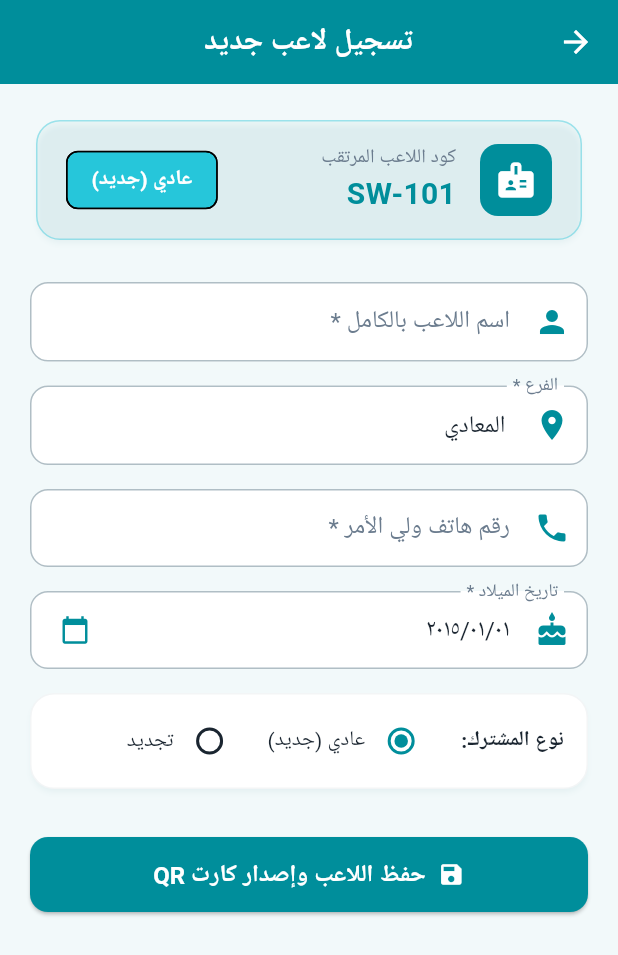
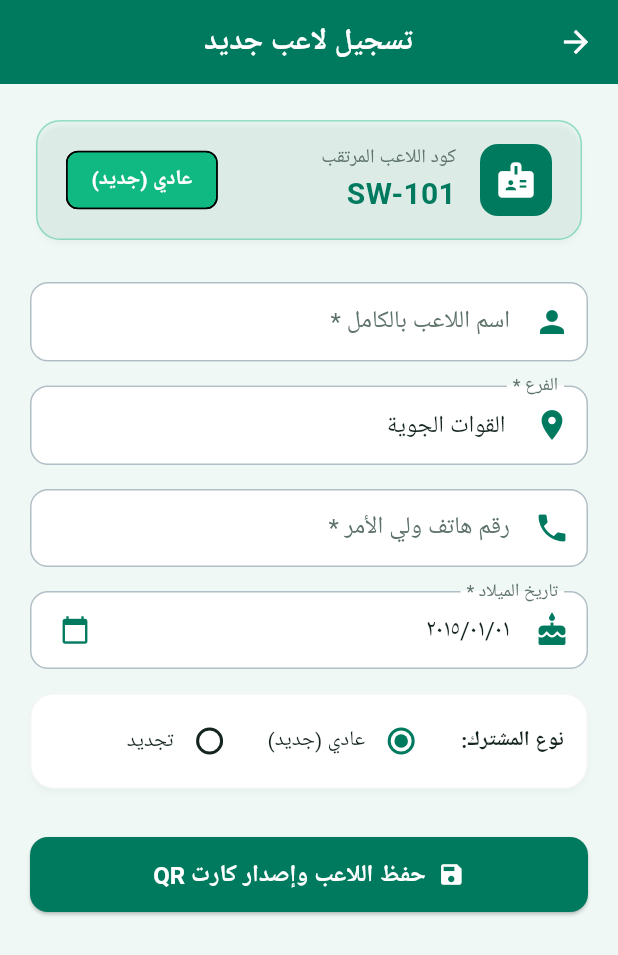
Before and after one commit to mohamedfayz75/swimmingAcademy, a Flutter app: the PlayerRegistrationScreen screen opened directly, on a phone screen of 412 x 824 dp. Shown: the top 955 px of the screen. Run offline on Flutter 3.47's test engine with Material 3 defaults, Android fonts, the light colour scheme and no system bars; our stand-ins replace cloud_firestore, firebase_auth, firebase_core, flutter_riverpod, geolocator, google_fonts and 3 more; missing offline and left inert: mobile_scanner; accounts and stored records are empty; network calls fail; Roboto replaces fonts that are missing (Cairo).

Commit message:
Release v1.0.0 - Swimming Academy Air Force Branch (S.W Ù‚ Ø¬ÙˆÙŠØ©) Emerald Green Edition

```diff
--- a/lib/core/constants/app_constants.dart
+++ b/lib/core/constants/app_constants.dart
@@ -1,12 +1,12 @@
 class AppConstants {
   // App Title
-  static const String appName = 'S.W - المعادي';
-  static const String appSubtitle = 'Swimming World Academy - Maadi';
+  static const String appName = 'S.W ق جوية';
+  static const String appSubtitle = 'Swimming World Academy - Air Force Branch';
 
   // Default Branch
-  static const String defaultBranch = 'المعادي';
+  static const String defaultBranch = 'القوات الجوية';
   static const List<String> branches = [
-    'المعادي',
+    'القوات الجوية',
   ];
 
   // Firestore Collections
--- a/lib/core/theme/app_theme.dart
+++ b/lib/core/theme/app_theme.dart
@@ -2,15 +2,15 @@ import 'package:flutter/material.dart';
 import 'package:google_fonts/google_fonts.dart';
 
 class AppTheme {
-  // Aquatic Turquoise Palette - فرع المعادي
-  static const Color primaryBlue = Color(0xFF008E9B); // Turquoise / Deep Ocean Teal
-  static const Color primaryLight = Color(0xFF00ACC1); // Bright Turquoise
-  static const Color accentCyan = Color(0xFF26C6DA);  // Aquatic Cyan
-  static const Color accentTeal = Color(0xFF00B4D8);  // Fresh Pool Sky
-  static const Color backgroundLight = Color(0xFFF2F9FA); // Fresh Pool Water Mist
+  // Emerald Green Luxury Palette - فرع القوات الجوية
+  static const Color primaryBlue = Color(0xFF007A5E); // Rich Royal Emerald Green
+  static const Color primaryLight = Color(0xFF00A87E); // Vibrant Emerald
+  static const Color accentCyan = Color(0xFF10B981);  // Mint / Emerald Accent
+  static const Color accentTeal = Color(0xFF059669);  // Deep Forest Mint
+  static const Color backgroundLight = Color(0xFFF0F8F5); // Fresh Soft Mint White
   static const Color surfaceWhite = Colors.white;
-  static const Color textDark = Color(0xFF1A2530);
-  static const Color textMuted = Color(0xFF6B7C8E);
+  static const Color textDark = Color(0xFF14241E);
+  static const Color textMuted = Color(0xFF5E7369);
 
   // Status colors
   static const Color successGreen = Color(0xFF2E7D32);
--- a/lib/core/utils/dialogs.dart
+++ b/lib/core/utils/dialogs.dart
@@ -128,7 +128,7 @@ class AppDialogs {
                               crossAxisAlignment: CrossAxisAlignment.start,
                               children: [
                                 Text(
-                                  'أكاديمية عالم السباحة (فندق اللؤلؤة المعادي)',
+                                  'أكاديمية عالم السباحة (فرع القوات الجوية)',
                                   style: GoogleFonts.cairo(
                                     color: Colors.white,
                                     fontSize: 14,
--- a/lib/core/utils/whatsapp_helper.dart
+++ b/lib/core/utils/whatsapp_helper.dart
@@ -123,7 +123,7 @@ class WhatsAppHelper {
         ? '✅ *حالة السداد:* مدفوع بالكامل (خالص)'
         : '⚠️ *حالة السداد:* متبقي ${AppFormatters.formatCurrency(remaining)}';
 
-    return '🏊‍♂️ *أكاديمية عالم السباحة (فندق اللؤلؤة المعادي)* 🏊‍♂️\n'
+    return '🏊‍♂️ *أكاديمية عالم السباحة (فرع القوات الجوية)* 🏊‍♂️\n'
         '━━━━━━━━━━━━━━━━━━━━━\n'
         '$title\n'
         '━━━━━━━━━━━━━━━━━━━━━\n'
@@ -148,7 +148,7 @@ class WhatsAppHelper {
 
   /// Generate WhatsApp message for new player registration
   static String buildPlayerWelcomeMessage(PlayerModel player) {
-    return '🏊‍♂️ *أكاديمية عالم السباحة (فندق اللؤلؤة المعادي)* 🏊‍♂️\n'
+    return '🏊‍♂️ *أكاديمية عالم السباحة (فرع القوات الجوية)* 🏊‍♂️\n'
         '━━━━━━━━━━━━━━━━━━━━━\n'
         '🎉 *أهلاً بك في أسرة الأكاديمية!* 🎉\n'
         '━━━━━━━━━━━━━━━━━━━━━\n'
@@ -163,4 +163,25 @@ class WhatsAppHelper {
         '━━━━━━━━━━━━━━━━━━━━━\n'
         'نتمنى لكم ولأبطالنا تجربة رياضية مميزة ومليئة بالبطولات! 🥇';
   }
+
+  /// Generate WhatsApp confirmation message for coach daily sessions
+  static String buildCoachDailySessionMessage({
+    required String coachName,
+    required String date,
+    required int sessionsCount,
+    String notes = '',
+  }) {
+    final notesText = notes.trim().isNotEmpty ? '📝 *ملاحظات:* ${notes.trim()}\n' : '';
+    return '🏊‍♂️ *أكاديمية عالم السباحة (فرع القوات الجوية)* 🏊‍♂️\n'
+        '━━━━━━━━━━━━━━━━━━━━━\n'
+        '📋 *إشعار تسجيل حصص تدريبية*\n'
+        '━━━━━━━━━━━━━━━━━━━━━\n'
+        '👤 *الكابتن:* كابتن $coachName\n'
+        '🗓️ *التاريخ:* $date\n'
+        '🎯 *عدد الحصص المسجلة:* $sessionsCount حصة\n'
+        '$notesText'
+        '━━━━━━━━━━━━━━━━━━━━━\n'
+        '✅ تم اعتماد وتسجيل الحصص بنجاح في المنظومة.\n'
+        '🌟 نتمنى لك دوام التوفيق والتميز!';
+  }
 }
--- a/lib/features/auth/presentation/login_screen.dart
+++ b/lib/features/auth/presentation/login_screen.dart
@@ -410,7 +410,7 @@ class _LoginScreenState extends ConsumerState<LoginScreen> {
                     ),
                     const SizedBox(height: 16),
                     Text(
-                      'S.W - المعادي',
+                      'S.W ق جوية',
                       style: GoogleFonts.cairo(
                         fontSize: 24,
                         fontWeight: FontWeight.bold,
@@ -418,7 +418,7 @@ class _LoginScreenState extends ConsumerState<LoginScreen> {
                       ),
                     ),
                     Text(
-                      'أكاديمية عالم السباحة - فرع المعادي',
+                      'أكاديمية عالم السباحة - فرع القوات الجوية',
                       style: GoogleFonts.cairo(fontSize: 13, color: AppTheme.textMuted, fontWeight: FontWeight.w600),
                     ),
 
--- a/lib/features/players/presentation/player_registration_screen.dart
+++ b/lib/features/players/presentation/player_registration_screen.dart
@@ -263,13 +263,13 @@ class _PlayerRegistrationScreenState extends ConsumerState<PlayerRegistrationScr
 
               const SizedBox(height: 16),
 
-              // Branch (Fixed to دار المشاة)
+              // Branch (Fixed to القوات الجوية)
               TextFormField(
                 controller: _branchController,
                 readOnly: true,
                 decoration: const InputDecoration(
                   labelText: 'الفرع *',
-                  hintText: 'دار المشاة',
+                  hintText: 'القوات الجوية',
                   prefixIcon: Icon(Icons.location_on, color: AppTheme.primaryBlue),
                 ),
                 validator: (val) => val == null || val.trim().isEmpty ? 'يرجى تحديد الفرع' : null,
--- a/lib/main.dart
+++ b/lib/main.dart
@@ -42,7 +42,7 @@ class SwimmingAcademyApp extends ConsumerWidget {
     final userAsync = ref.watch(currentUserProvider);
 
     return MaterialApp(
-      title: 'S.W - المعادي',
+      title: 'S.W ق جوية',
       debugShowCheckedModeBanner: false,
       theme: AppTheme.lightTheme,
       // Full Arabic RTL Configuration
--- a/pubspec.yaml
+++ b/pubspec.yaml
@@ -1,7 +1,7 @@
-name: swimming_academy
-description: "Swimming World Academy Management System - Cross-platform Flutter Application"
+name: swimming_academy_airforce
+description: "Swimming World Academy Management System - Air Force Branch"
 publish_to: 'none'
-version: 1.0.7+35
+version: 1.0.0+1
 
 environment:
   sdk: '>=3.0.0 <4.0.0'
```
Also changed, not shown: lib/data/firebase/firebase_options.dart, 1 other file.
